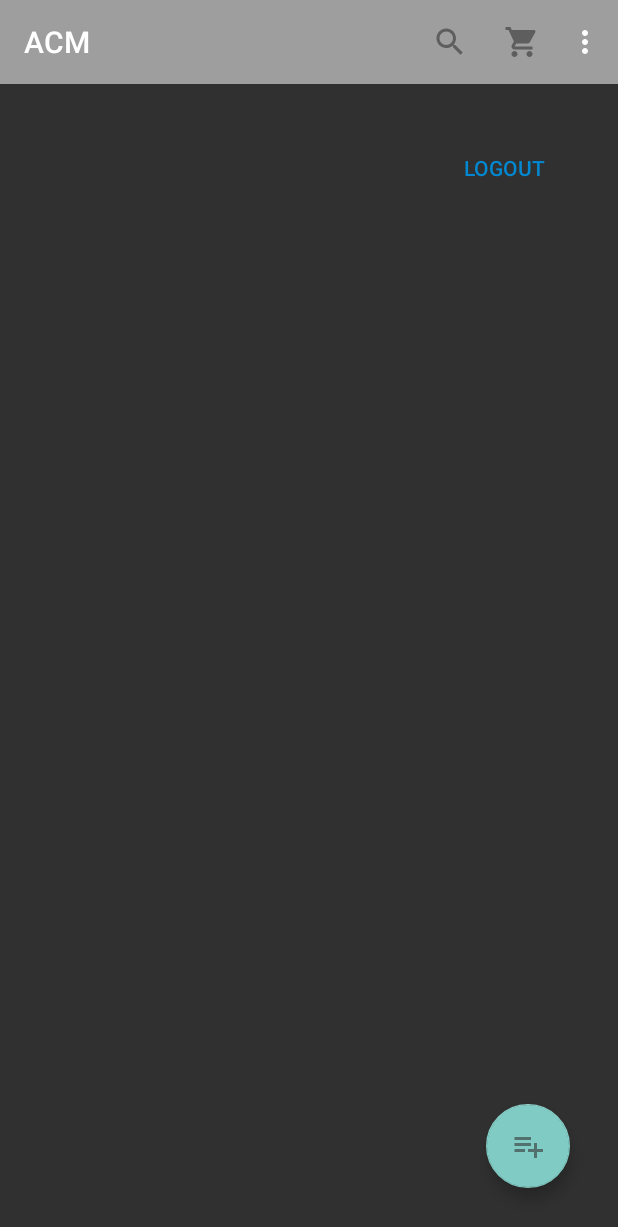
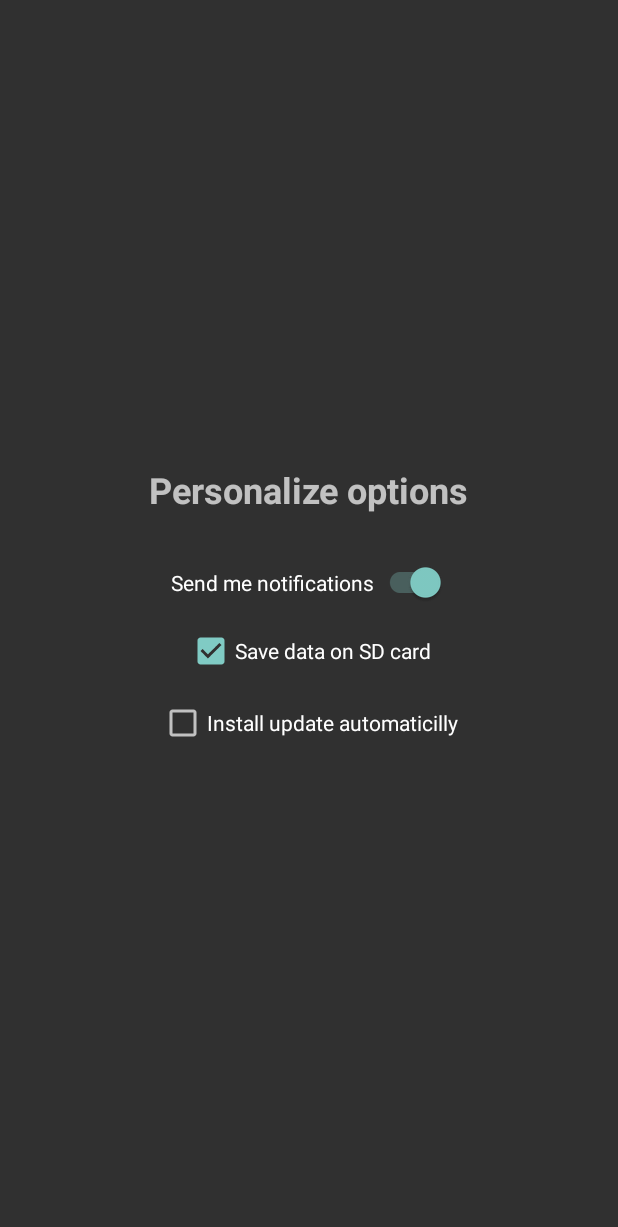
Before and after one commit to evertonnnrb/app-acm, an Android app: the MainActivity screen opened directly, with no data from a screen before it, in the options menu, after a tap on "Settings", on a phone screen of 412 x 824 dp. Shown: the top 1227 px of the screen. Run offline under Robolectric (Android 15) with nearby library versions, the phone set to English and light mode, and no system bars.

Commit message:
initiate activity settings

```diff
--- a/app/src/main/AndroidManifest.xml
+++ b/app/src/main/AndroidManifest.xml
@@ -13,6 +13,9 @@
         android:theme="@style/Theme.ACM"
         tools:targetApi="31">
         <activity
+            android:name=".SettingsActivity"
+            android:exported="false" />
+        <activity
             android:name=".MainActivity"
             android:exported="false" />
         <activity
--- a/app/src/main/java/com/acm/MainActivity.java
+++ b/app/src/main/java/com/acm/MainActivity.java
@@ -1,5 +1,6 @@
 package com.acm;
 
+import android.content.Intent;
 import android.os.Bundle;
 import android.view.Menu;
 import android.view.MenuInflater;
@@ -40,17 +41,17 @@ public class MainActivity extends AppCompatActivity {
 
     @Override
     public boolean onOptionsItemSelected(@NonNull MenuItem item) {
-        if (item.getItemId() == R.id.menuFind){
-            Toast.makeText(this,"Find",Toast.LENGTH_SHORT).show();
+        if (item.getItemId() == R.id.menuFind) {
+            Toast.makeText(this, "Find", Toast.LENGTH_SHORT).show();
         }
-        if (item.getItemId() == R.id.menuItemCart){
-            Toast.makeText(this,"Cart",Toast.LENGTH_SHORT).show();
+        if (item.getItemId() == R.id.menuItemCart) {
+            Toast.makeText(this, "Cart", Toast.LENGTH_SHORT).show();
         }
-        if (item.getItemId() == R.id.menuItemConfig){
-            Toast.makeText(this,"config",Toast.LENGTH_SHORT).show();
+        if (item.getItemId() == R.id.menuItemConfig) {
+            startActivity(new Intent(this, SettingsActivity.class));
         }
-        if (item.getItemId() == R.id.menuItemAbout){
-            Toast.makeText(this,"About",Toast.LENGTH_SHORT).show();
+        if (item.getItemId() == R.id.menuItemAbout) {
+            Toast.makeText(this, "About", Toast.LENGTH_SHORT).show();
         }
         return super.onOptionsItemSelected(item);
     }
--- /dev/null
+++ b/app/src/main/java/com/acm/SettingsActivity.java
@@ -0,0 +1,33 @@
+package com.acm;
+
+import android.os.Bundle;
+import android.widget.CheckBox;
+import android.widget.Toast;
+
+import androidx.appcompat.app.AppCompatActivity;
+import androidx.appcompat.widget.SwitchCompat;
+
+public class SettingsActivity extends AppCompatActivity {
+
+    private SwitchCompat switchCompat;
+
+    private CheckBox checkBoxSDCard, checkBoxInstallAtualizations;
+
+    @Override
+    protected void onCreate(Bundle savedInstanceState) {
+        super.onCreate(savedInstanceState);
+        setContentView(R.layout.activity_settings);
+
+        switchCompat = findViewById(R.id.switchOptions);
+        checkBoxSDCard = findViewById(R.id.checkBoxOptionSaveONSDCard);
+        checkBoxInstallAtualizations = findViewById(R.id.checkBoxInstall);
+
+        switchCompat.setOnCheckedChangeListener((compoundButton, isChecked) -> {
+            if (isChecked) {
+                Toast.makeText(this, "Checked", Toast.LENGTH_SHORT).show();
+            } else {
+                Toast.makeText(this, "Not checked", Toast.LENGTH_SHORT).show();
+            }
+        });
+    }
+}
--- /dev/null
+++ b/app/src/main/res/layout/activity_settings.xml
@@ -0,0 +1,41 @@
+<?xml version="1.0" encoding="utf-8"?>
+<LinearLayout xmlns:android="http://schemas.android.com/apk/res/android"
+    xmlns:app="http://schemas.android.com/apk/res-auto"
+    xmlns:tools="http://schemas.android.com/tools"
+    android:layout_width="match_parent"
+    android:layout_height="match_parent"
+    android:orientation="vertical"
+    android:gravity="center"
+    tools:context=".SettingsActivity">
+
+    <TextView
+        android:layout_width="wrap_content"
+        android:layout_height="wrap_content"
+        android:text="@string/personalize_options"
+        android:textSize="@dimen/_24sp"
+        android:textStyle="bold"
+        android:layout_marginBottom="32dp"/>
+
+    <androidx.appcompat.widget.SwitchCompat
+        android:id="@+id/switchOptions"
+        android:layout_width="wrap_content"
+        android:layout_height="wrap_content"
+        android:text="@string/send_me_notifications"
+        android:checked="true"
+        android:layout_marginBottom="16dp"/>
+
+    <androidx.appcompat.widget.AppCompatCheckBox
+        android:id="@+id/checkBoxOptionSaveONSDCard"
+        android:layout_width="wrap_content"
+        android:layout_height="wrap_content"
+        android:text="@string/save_data_on_sd_card"
+        android:checked="true"
+        android:layout_marginBottom="16dp"/>
+
+    <androidx.appcompat.widget.AppCompatCheckBox
+        android:id="@+id/checkBoxInstall"
+        android:layout_width="wrap_content"
+        android:layout_height="wrap_content"
+        android:text="Install update automaticilly"
+        android:layout_marginBottom="16dp"/>
+</LinearLayout>
--- a/app/src/main/res/values/dimens.xml
+++ b/app/src/main/res/values/dimens.xml
@@ -4,4 +4,5 @@
     <dimen name="_64dp">64dp</dimen>
     <dimen name="_200dp_image_view_user">200dp</dimen>
     <dimen name="_16dp">16dp</dimen>
+    <dimen name="_24sp">24sp</dimen>
 </resources>
--- a/app/src/main/res/values/strings.xml
+++ b/app/src/main/res/values/strings.xml
@@ -9,4 +9,7 @@
     <string name="buy">Buy</string>
     <string name="settings">Settings</string>
     <string name="about">About</string>
+    <string name="personalize_options">Personalize options</string>
+    <string name="send_me_notifications">Send me notifications</string>
+    <string name="save_data_on_sd_card">Save data on SD card</string>
 </resources>
```
